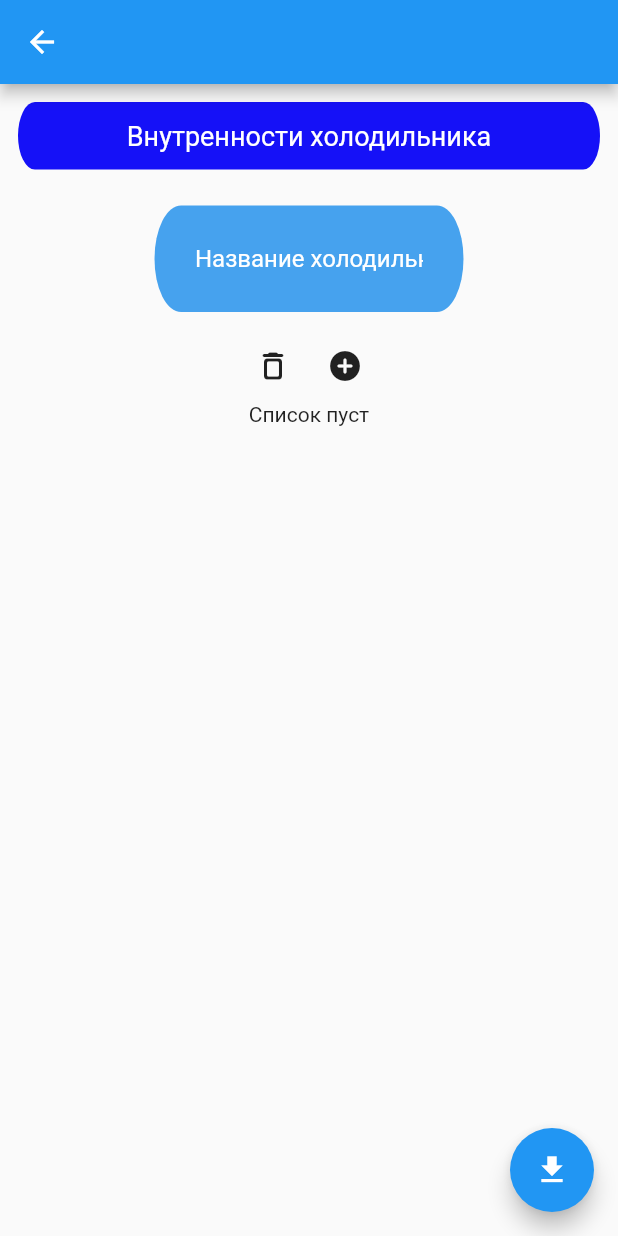
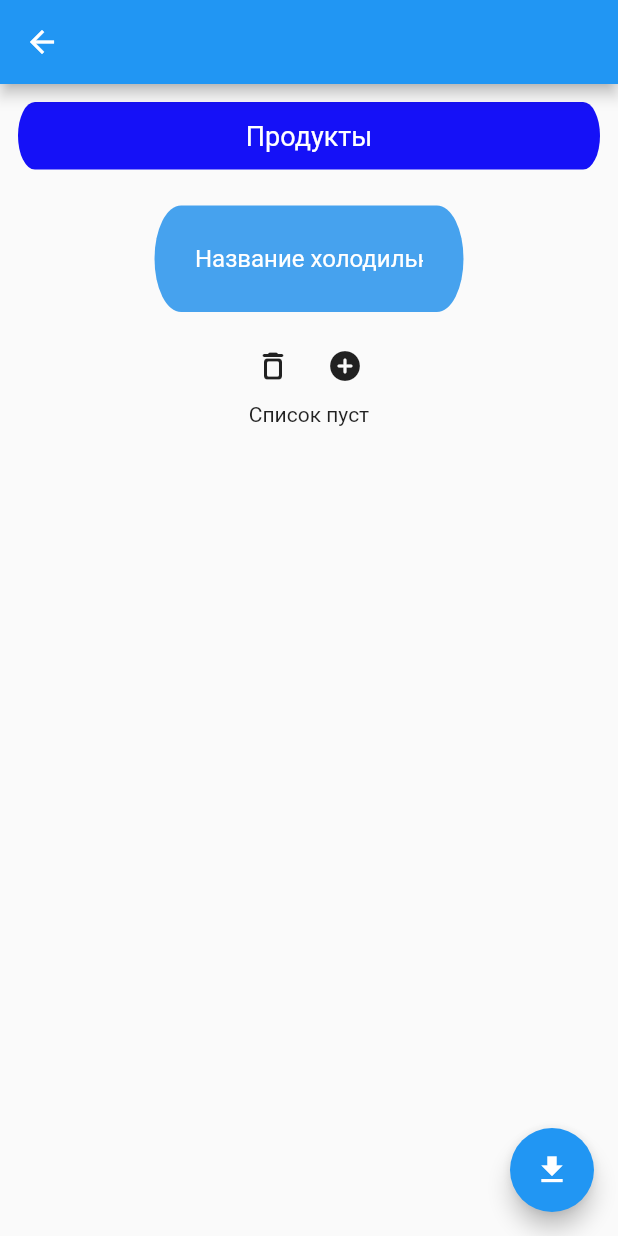
Before and after one commit to dfasaAZ/refrigerator, a Flutter app: the screen it shows after launch, after a tap on the "add circle" icon, on a phone screen of 412 x 824 dp. Run offline on Flutter 3.47's test engine with Material 2 defaults, Android fonts, the phone set to English and light mode, and no system bars; our stand-ins replace file_picker, flutter_local_notifications, rxdart, sqflite, timezone; missing offline and left inert: dart:ffi, receive_sharing_intent; accounts and stored records are empty.

```diff
--- a/lib/main.dart
+++ b/lib/main.dart
@@ -98,7 +98,7 @@ class _MyAppState extends State<MyApp> {
   @override
   Widget build(BuildContext context) {
     return MaterialApp(
-      title: 'Мой недохолодильник',
+      title: 'Мой холодильник',
       theme: ThemeData(
           primarySwatch: Colors.blue,
           inputDecorationTheme: //раскраска и оформление всех текстбоксов
--- a/lib/pages/fridge.dart
+++ b/lib/pages/fridge.dart
@@ -223,7 +223,7 @@ class _FridgePageState extends State<FridgePage> {
               child: const SizedBox(
                 child: Center(
                   child: Text(
-                    "Внутренности холодильника ",
+                    "Продукты ",
                     style: Design.textDesignBig,
                     textAlign: TextAlign.center,
                   ),
--- a/pubspec.yaml
+++ b/pubspec.yaml
@@ -17,7 +17,7 @@ publish_to: 'none' # Remove this line if you wish to publish to pub.dev
 # https://developer.apple.com/library/archive/documentation/General/Reference/InfoPlistKeyReference/Articles/CoreFoundationKeys.html
 # In Windows, build-name is used as the major, minor, and patch parts
 # of the product and file versions while build-number is used as the build suffix.
-version: 1.0.2+1
+version: 1.0.3+1
 
 environment:
   sdk: '>=2.18.2 <3.0.0'
```
Also changed, not shown: 18 other files.
